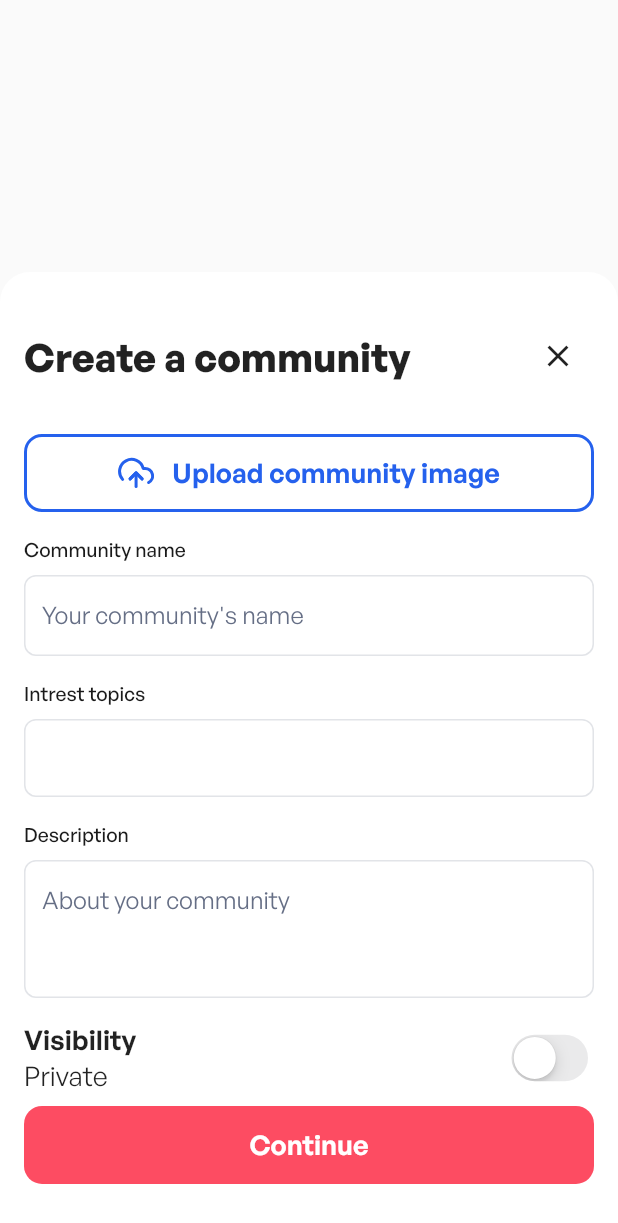
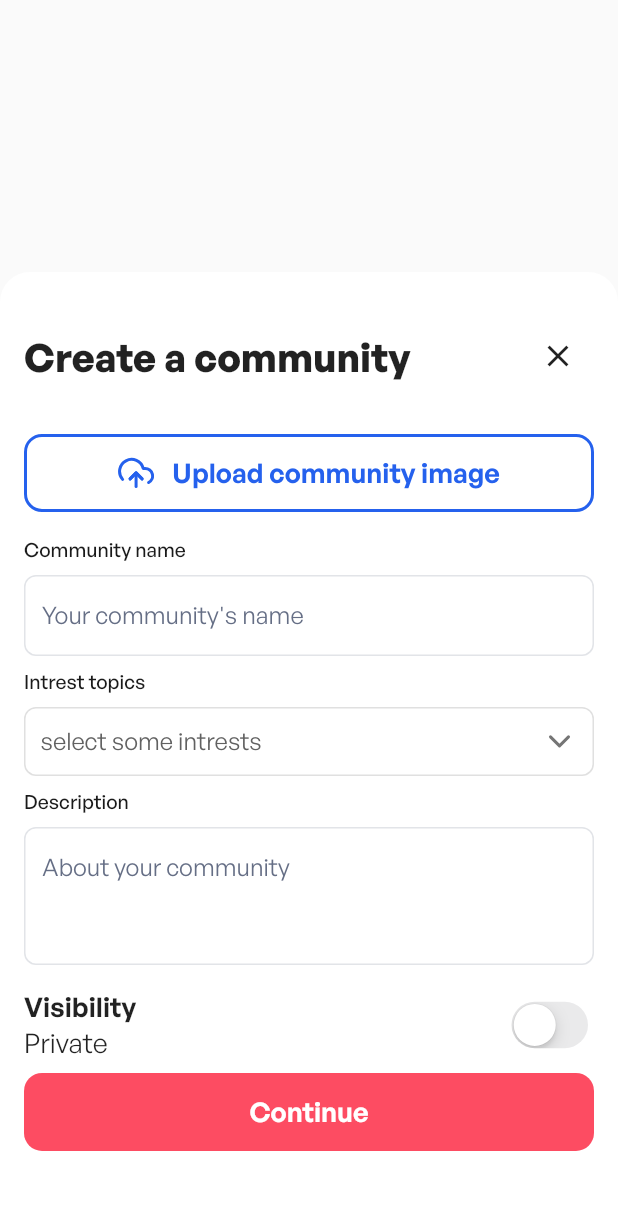
Before and after one commit to InSync-HQ/InSync, a Flutter app: the CreateCommunityOverlay widget shown alone on an empty page, opened directly, on a phone screen of 412 x 824 dp. Shown: the top 1223 px of the screen. Run offline on Flutter 3.47's test engine with Material 2 defaults, Android fonts, the phone set to English and light mode, and no system bars; drawn by our look-alikes of multi_select_flutter; our stand-ins replace flutter_feather_icons, shared_preferences; accounts and stored records are empty.

Commit message:
completed the create community overlay frontend

```diff
--- a/lib/view/create_community_overlay.dart
+++ b/lib/view/create_community_overlay.dart
@@ -3,6 +3,17 @@ import 'package:flutter/material.dart';
 import 'package:flutter_feather_icons/flutter_feather_icons.dart';
 import 'package:insync/widgets/button.dart';
 import 'package:insync/widgets/input_field.dart';
+import 'package:multi_select_flutter/multi_select_flutter.dart';
+
+class Intrest {
+  final int? id;
+  final String name;
+
+  Intrest({
+    this.id,
+    this.name = "Hayat",
+  });
+}
 
 class CreateCommunityOverlay extends StatefulWidget {
   const CreateCommunityOverlay({
@@ -14,6 +25,32 @@ class CreateCommunityOverlay extends StatefulWidget {
 }
 
 class _CreateCommunityOverlayState extends State<CreateCommunityOverlay> {
+  // ignore: prefer_final_fields
+  static List<Intrest> _intrests = [
+    Intrest(id: 1, name: "👆 Politics"),
+    Intrest(id: 2, name: "🚀 Startups"),
+    Intrest(id: 3, name: "💰 Crypto"),
+    Intrest(id: 4, name: "💳 Fin-tech"),
+    Intrest(id: 5, name: "🎽 Sports"),
+    Intrest(id: 6, name: "🔫 Crime"),
+    Intrest(id: 7, name: "🥗 Food"),
+  ];
+  final _items = _intrests
+      .map((intrest) => MultiSelectItem<Intrest>(intrest, intrest.name))
+      .toList();
+  List<Intrest> _selectedIntrests = [];
+  // List<Intrest> _selectedAnimals2 = [];
+  // List<Intrest> _selectedAnimals3 = [];
+  //List<Animal> _selectedAnimals4 = [];
+  // List<Intrest> _selectedAnimals5 = [];
+  // final _multiSelectKey = GlobalKey<FormFieldState>();
+
+  @override
+  void initState() {
+    _selectedIntrests = _intrests;
+    super.initState();
+  }
+
   bool isSwitched = false;
   String visibilityVal = 'Private';
   void toggleSwitch(bool value) {
@@ -89,9 +126,69 @@ class _CreateCommunityOverlayState extends State<CreateCommunityOverlay> {
                 placeholder: "Your community's name",
                 keyboard: TextInputType.name,
               ),
-              const InputField(
-                label: "Intrest topics",
-                keyboard: TextInputType.name,
+              const Text(
+                "Intrest topics",
+                style: TextStyle(
+                  color: Color(0xff1A1A1A),
+                  fontSize: 13,
+                  fontWeight: FontWeight.w500,
+                ),
+              ),
+              const SizedBox(height: 8),
+              MultiSelectDialogField(
+                items: _items,
+                searchable: true,
+                separateSelectedItems: true,
+                buttonIcon: Icon(
+                  FeatherIcons.chevronDown,
+                  color: Colors.grey.shade600,
+                ),
+                searchIcon: const Icon(FeatherIcons.search),
+                confirmText: Text(
+                  "Select",
+                  style: TextStyle(color: Theme.of(context).primaryColor),
+                ),
+                cancelText: Text(
+                  "Cancel",
+                  style: TextStyle(color: Colors.grey.shade600),
+                ),
+                barrierColor: Colors.black.withOpacity(0.3),
+                selectedItemsTextStyle: TextStyle(fontWeight: FontWeight.bold),
+                title: const Text("Intrests"),
+                selectedColor: Theme.of(context).primaryColor,
+                decoration: BoxDecoration(
+                  color: Colors.white,
+                  borderRadius: const BorderRadius.all(Radius.circular(8)),
+                  border: Border.all(
+                    color: Colors.grey.shade300,
+                    width: 1,
+                  ),
+                ),
+                buttonText: Text(
+                  "select some intrests",
+                  style: TextStyle(
+                    color: Colors.grey.shade700,
+                    fontSize: 16,
+                  ),
+                ),
+                onConfirm: (List<Intrest> results) {
+                  _selectedIntrests = results;
+                },
+                chipDisplay: MultiSelectChipDisplay(
+                  chipColor: Theme.of(context).primaryColor.withOpacity(0.1),
+                  textStyle: TextStyle(
+                    color: Theme.of(context).primaryColor,
+                    fontWeight: FontWeight.w600,
+                  ),
+                  items: _selectedIntrests
+                      .map((e) => MultiSelectItem(e, e.toString()))
+                      .toList(),
+                  onTap: (value) {
+                    setState(() {
+                      _selectedIntrests.remove(value);
+                    });
+                  },
+                ),
               ),
               const InputField(
                 label: "Description",
--- a/pubspec.yaml
+++ b/pubspec.yaml
@@ -35,6 +35,7 @@ dependencies:
   # flutter_native_splash: ^2.1.2+1
   flutter_feather_icons: ^2.0.0+1
   flutter_launcher_icons: ^0.9.2
+  multi_select_flutter: ^4.1.2
 
 
 
```
Also changed, not shown: lib/view/profile.dart (line endings or trailing spaces), pubspec.lock.
